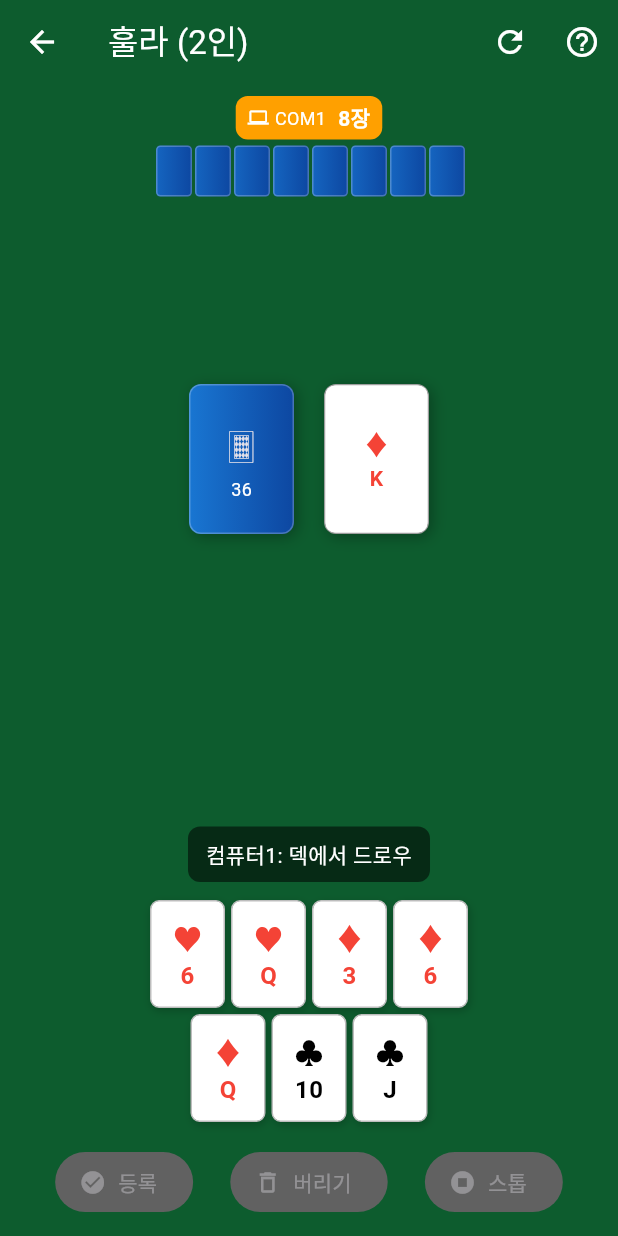
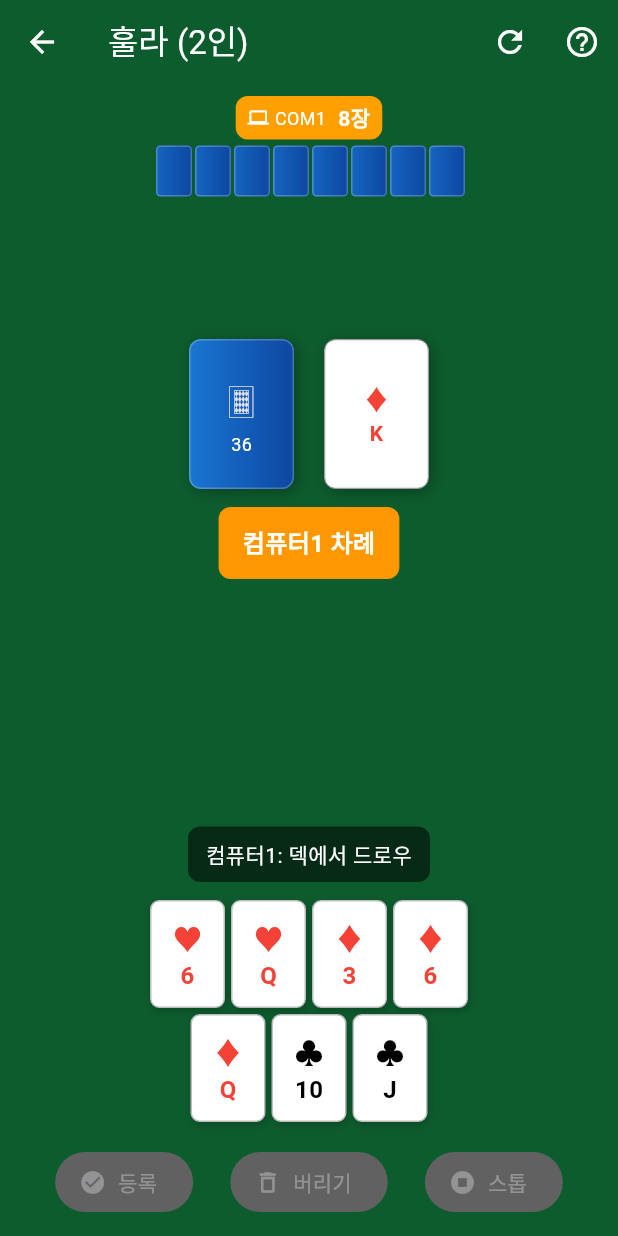
Before and after one commit to mhpark03/games, a Flutter app: the HulaScreen screen opened directly, after a tap on "시작 ▶", on a phone screen of 412 x 824 dp. Run offline on Flutter 3.47's test engine with Material 3 defaults, Android fonts, the phone set to English and light mode, and no system bars; our stand-ins replace shared_preferences; accounts and stored records are empty.

Commit message:
훌라: 메시지와 순서 표시 항상 표시되도록 수정
- 마지막 동작 메시지가 다음 동작까지 유지되도록 변경
  (타이머로 자동 삭제하지 않음)
- 현재 순서 표시를 항상 표시
  - 대기 중: 카운트다운과 시작 버튼 함께 표시
  - 진행 중: 현재 차례만 표시 (예: "내 차례", "컴퓨터1 차례")

```diff
--- a/lib/games/hula/hula_screen.dart
+++ b/lib/games/hula/hula_screen.dart
@@ -356,7 +356,6 @@ class _HulaScreenState extends State<HulaScreen> with TickerProviderStateMixin {
     _cancelNextTurnTimer();
     setState(() {
       waitingForNextTurn = false;
-      gameMessage = null; // 메시지 지우기
     });
     _messageTimer?.cancel();
 
@@ -550,19 +549,7 @@ class _HulaScreenState extends State<HulaScreen> with TickerProviderStateMixin {
       gameMessage = message;
     });
     _messageTimer?.cancel();
-
-    // 컴퓨터 턴, waitingForNextTurn 중, keepDuringWait가 true이면 메시지 유지
-    if (currentTurn != 0 || waitingForNextTurn || keepDuringWait) {
-      return; // 타이머를 설정하지 않음
-    }
-
-    _messageTimer = Timer(Duration(seconds: seconds), () {
-      if (mounted) {
-        setState(() {
-          gameMessage = null;
-        });
-      }
-    });
+    // 메시지는 다음 동작까지 항상 유지 (타이머로 지우지 않음)
   }
 
   // 덱에서 카드 드로우
@@ -594,7 +581,6 @@ class _HulaScreenState extends State<HulaScreen> with TickerProviderStateMixin {
       hasDrawn = true;
       selectedCardIndices = [];
       waitingForNextTurn = false;
-      gameMessage = null;
     });
     _showMessage('덱에서 ${card.suitSymbol}${card.rankString} 드로우');
     _saveGame();
@@ -707,7 +693,6 @@ class _HulaScreenState extends State<HulaScreen> with TickerProviderStateMixin {
       setState(() {
         currentTurn = 0;
         waitingForNextTurn = false;
-        gameMessage = null;
       });
     }
 
@@ -3256,14 +3241,14 @@ class _HulaScreenState extends State<HulaScreen> with TickerProviderStateMixin {
               ),
             ],
           ),
-          // 다음 순서 버튼
-          if (waitingForNextTurn)
+          // 현재 순서 표시 (항상 표시)
+          if (!gameOver)
             Padding(
               padding: const EdgeInsets.only(top: 12),
               child: Row(
                 mainAxisAlignment: MainAxisAlignment.center,
                 children: [
-                  // 상태 표시 버튼
+                  // 현재 순서 표시
                   Container(
                     padding: const EdgeInsets.symmetric(horizontal: 16, vertical: 12),
                     decoration: BoxDecoration(
@@ -3272,8 +3257,8 @@ class _HulaScreenState extends State<HulaScreen> with TickerProviderStateMixin {
                     ),
                     child: Text(
                       currentTurn == 0
-                          ? '내 차례! ($_autoPlayCountdown)'
-                          : '다음: 컴퓨터$currentTurn ($_autoPlayCountdown)',
+                          ? (waitingForNextTurn ? '내 차례! ($_autoPlayCountdown)' : '내 차례')
+                          : (waitingForNextTurn ? '다음: 컴퓨터$currentTurn ($_autoPlayCountdown)' : '컴퓨터$currentTurn 차례'),
                       style: const TextStyle(
                         fontSize: 16,
                         fontWeight: FontWeight.bold,
@@ -3281,8 +3266,9 @@ class _HulaScreenState extends State<HulaScreen> with TickerProviderStateMixin {
                       ),
                     ),
                   ),
+                  // 시작하기 버튼 (대기 중일 때만 표시)
+                  if (waitingForNextTurn) ...[
                     const SizedBox(width: 12),
-                  // 시작하기 버튼
                     ElevatedButton(
                       onPressed: _onNextTurn,
                       style: ElevatedButton.styleFrom(
@@ -3301,6 +3287,7 @@ class _HulaScreenState extends State<HulaScreen> with TickerProviderStateMixin {
                         ),
                       ),
                     ),
+                  ],
                 ],
               ),
             ),
```
Lines whose indentation alone changed are shown as unchanged.
